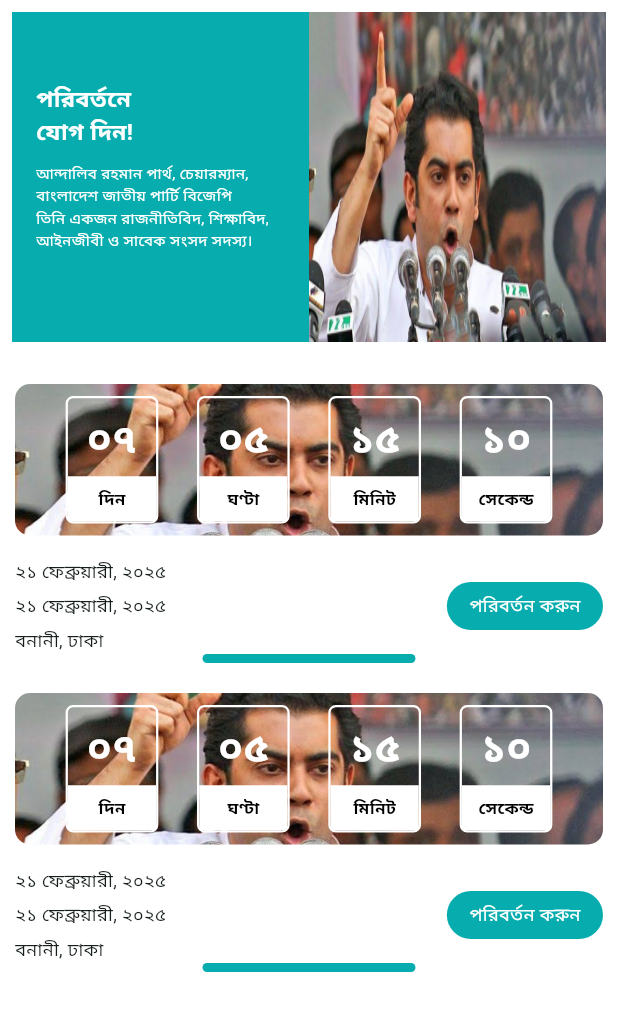
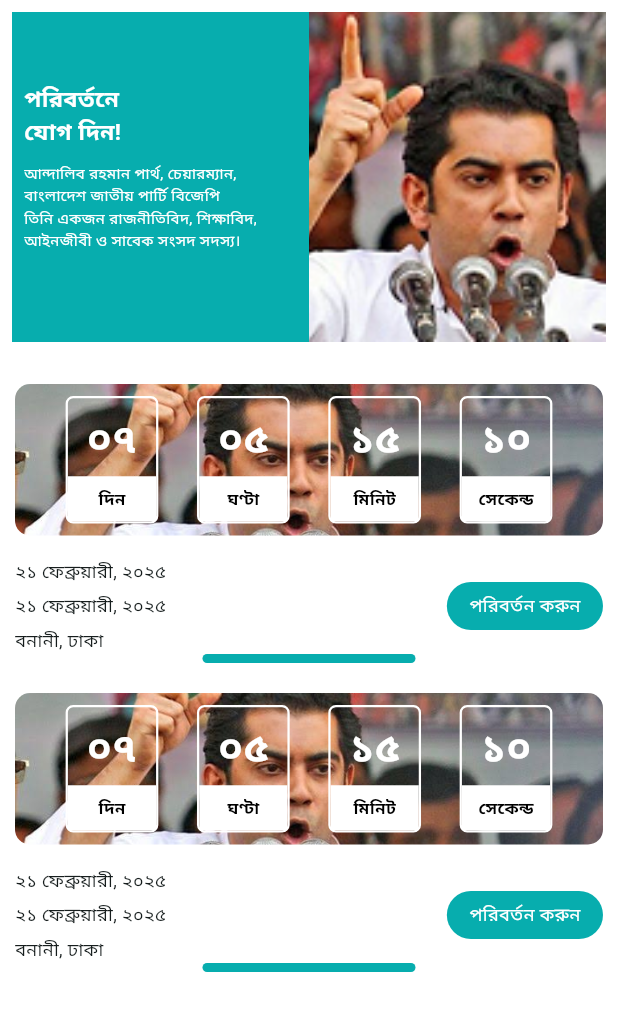
Before and after one commit to pinjor/BJP, a Flutter app: the ProgramSceduleScreen screen opened directly, on a phone screen of 412 x 824 dp. Shown: the top 1011 px of the screen. Run offline on Flutter 3.47's test engine with Material 3 defaults, Android fonts, the phone set to English and light mode, and no system bars; our stand-ins replace flutter_svg, pin_code_fields; missing offline and left inert: otp_timer_button.

Commit message:
fixed banner

```diff
--- a/lib/features/auth/ui/screens/program_scedule_screen.dart
+++ b/lib/features/auth/ui/screens/program_scedule_screen.dart
@@ -16,7 +16,6 @@ class _ProgramSceduleScreenState extends State<ProgramSceduleScreen> {
     return Scaffold(
       body: Column(
         children: [
-          // Wrap text container with Expanded to prevent overflow
           Container(
             decoration: BoxDecoration(
               color: Colors.white,
@@ -28,13 +27,13 @@ class _ProgramSceduleScreenState extends State<ProgramSceduleScreen> {
               children: [
                 Expanded(
                   child: Container(
-                    width: 200,
+                    width: 120,
                     height: 220,
                     decoration: BoxDecoration(
                       color: AppColors.themeColor,
                       // borderRadius: BorderRadius.circular(10),
                     ),
-                    padding: const EdgeInsets.all(16.0),
+                    padding: const EdgeInsets.all(8.0),
                     child: Column(
                       mainAxisAlignment: MainAxisAlignment.center,
                       crossAxisAlignment: CrossAxisAlignment.start,
@@ -66,10 +65,10 @@ class _ProgramSceduleScreenState extends State<ProgramSceduleScreen> {
                   child: SizedBox(
                     // margin: const EdgeInsets.only(left: 8.0),
                     child: Image.asset(
-                      Assets.imagesPictureOfMans,
+                      Assets.scheduleScreenBannerImage,
                       width: 160,
                       height: 220,
-                      fit: BoxFit.fill,
+                      fit: BoxFit.cover,
                     ),
                   ),
                 ),
```
Also changed, not shown: assets/images/pic.png (added), lib/generated/assets.dart, 4 other files.
